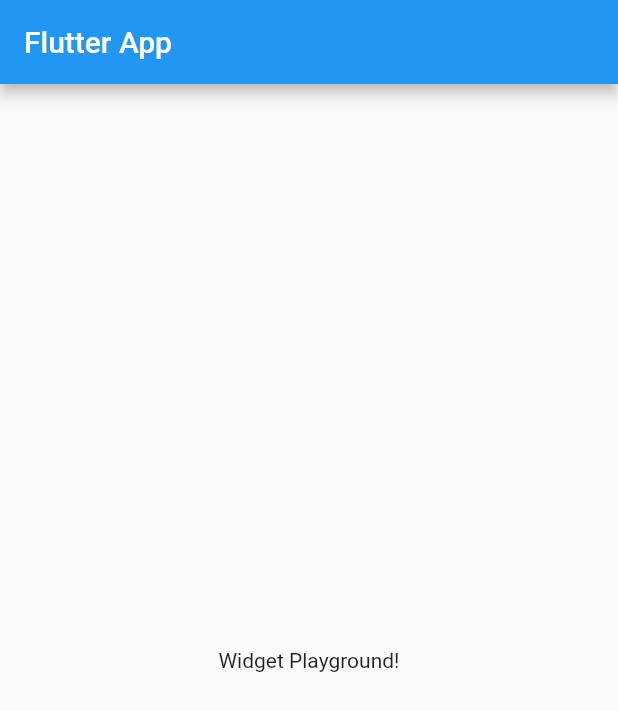
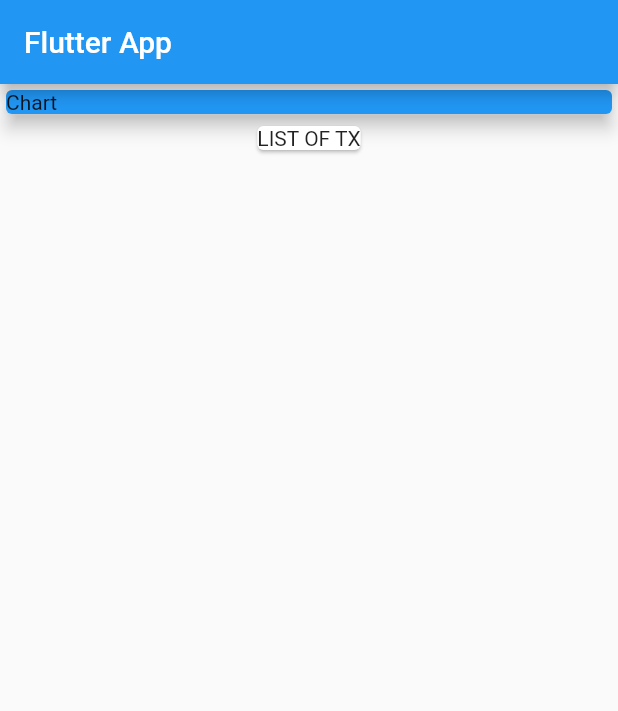
Before and after one commit to dario-nihil/flutter_expense_tracker, a Flutter app: the screen it shows after launch, on a phone screen of 412 x 824 dp. Shown: the top 711 px of the screen. Run offline on Flutter 3.47's test engine with Material 2 defaults, Android fonts, the phone set to English and light mode, and no system bars.

Commit message:
created transaction model

```diff
--- a/lib/main.dart
+++ b/lib/main.dart
@@ -1,4 +1,6 @@
 import 'package:flutter/material.dart';
+
+import './transaction.dart';
 
 void main() => runApp(MyApp());
 
@@ -13,14 +15,40 @@ class MyApp extends StatelessWidget {
 }
 
 class MyHomePage extends StatelessWidget {
+  final List<Transaction> transaction = [
+    Transaction(
+      id: 't1',
+      title: 'New Shoes',
+      amount: 69.99,
+      date: DateTime.now(),
+    ),
+    Transaction(
+        id: 't2',
+        title: 'Weekly Groceries',
+        amount: 16.53,
+        date: DateTime.now())
+  ];
+
   @override
   Widget build(BuildContext context) {
     return Scaffold(
       appBar: AppBar(
         title: Text('Flutter App'),
       ),
-      body: Center(
-        child: Text('Widget Playground!'),
+      body: Column(
+        children: [
+          Container(
+            width: double.infinity,
+            child: Card(
+              color: Colors.blue,
+              elevation: 5,
+              child: Text('Chart'),
+            ),
+          ),
+          Card(
+            child: Text('LIST OF TX'),
+          )
+        ],
       ),
     );
   }
--- /dev/null
+++ b/lib/transaction.dart
@@ -0,0 +1,14 @@
+import 'package:flutter/foundation.dart';
+
+class Transaction {
+  final String id;
+  final String title;
+  final double amount;
+  final DateTime date;
+
+  Transaction(
+      {@required this.id,
+      @required this.title,
+      @required this.amount,
+      @required this.date});
+}
```
